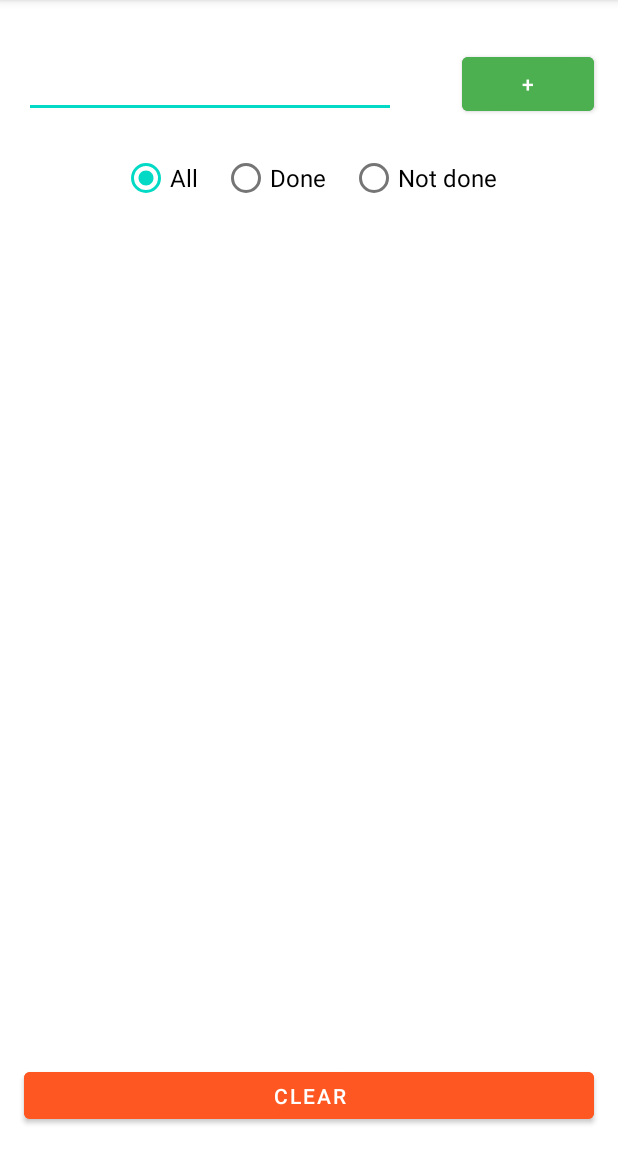
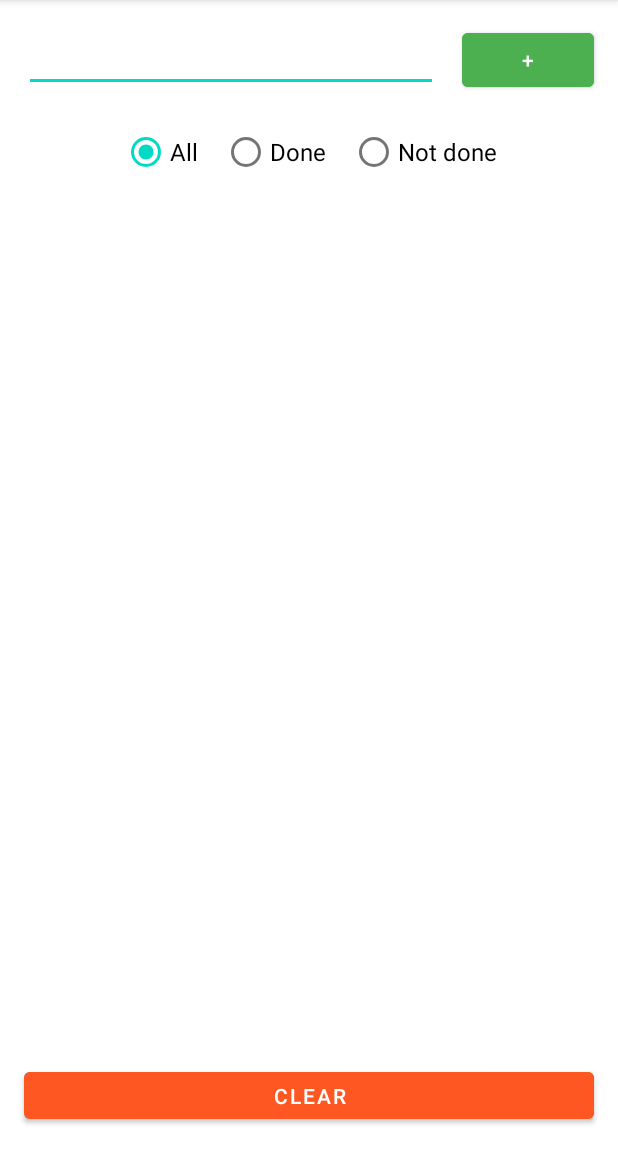
Before and after one commit to dmitryweiner/todolist-android, an Android app: the screen it shows after launch (MainActivity), on a phone screen of 412 x 824 dp, the part 84-1236 px from its top. Run offline under Robolectric (Android 15) with nearby library versions, the phone set to English and light mode, and no system bars.

Commit message:
Some design modifications

```diff
--- a/app/src/main/res/layout/activity_main.xml
+++ b/app/src/main/res/layout/activity_main.xml
@@ -24,8 +24,8 @@
         android:id="@+id/button"
         android:layout_width="wrap_content"
         android:layout_height="wrap_content"
-        android:layout_marginStart="44dp"
-        android:layout_marginTop="32dp"
+        android:layout_marginStart="16dp"
+        android:layout_marginTop="16dp"
         android:layout_marginEnd="16dp"
         android:backgroundTint="#4CAF50"
         android:text="+"
@@ -39,7 +39,7 @@
         android:layout_width="0dp"
         android:layout_height="wrap_content"
         android:layout_marginStart="16dp"
-        android:layout_marginTop="33dp"
+        android:layout_marginTop="16dp"
         android:ems="10"
         android:inputType="textPersonName"
         app:layout_constraintEnd_toStartOf="@+id/button"
--- a/app/src/main/res/layout/list_item.xml
+++ b/app/src/main/res/layout/list_item.xml
@@ -22,6 +22,8 @@
         android:layout_height="wrap_content"
         android:layout_marginStart="8dp"
         android:textSize="16sp"
+        android:scaleX="1.30"
+        android:scaleY="1.30"
         app:layout_constraintBottom_toBottomOf="parent"
         app:layout_constraintStart_toStartOf="parent"
         app:layout_constraintTop_toTopOf="parent" />
```
